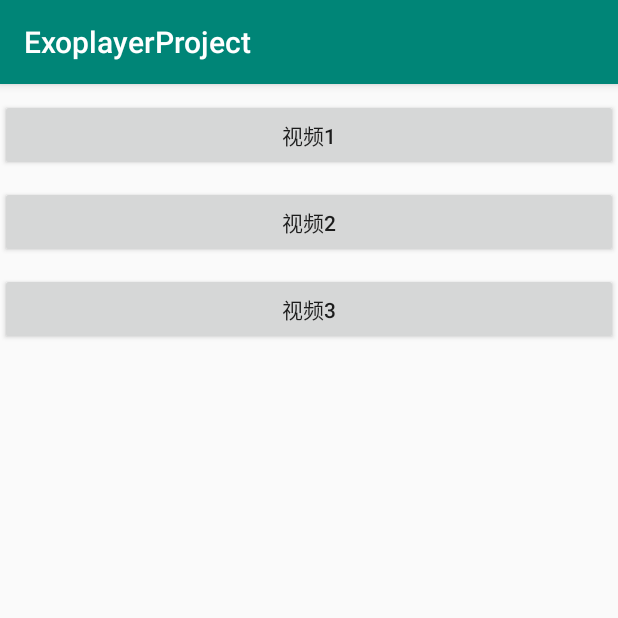
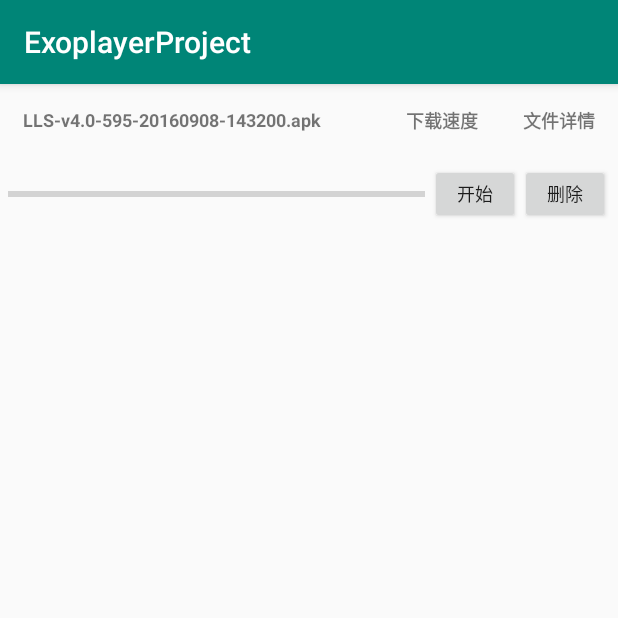
Before and after one commit to dawei1980/AndroidNettySocketIOControlExoplayer, an Android app: the screen it shows after launch (MainActivity before the commit, DownloadActivity after it), after a tap on "视频2", on a phone screen of 412 x 824 dp, the top half of it. Run offline under Robolectric (Android 15) with nearby library versions, the phone set to English and light mode, and no system bars; our stand-ins replace ButterKnife; libraries missing offline, so code that uses them is left out: com.liulishuo.filedownloader; 1 statement that could not run was skipped.

Commit message:
Change name

```diff
--- a/app/build.gradle
+++ b/app/build.gradle
@@ -41,4 +41,6 @@ dependencies {
     annotationProcessor 'com.jakewharton:butterknife-compiler:10.2.1'
 
     implementation group: 'io.socket', name: 'socket.io-client', version: '1.0.0'
+
+    implementation 'com.liulishuo.filedownloader:library:1.7.4'
 }
--- /dev/null
+++ b/app/src/main/java/com/exoplayer/demo/activity/DownloadActivity.java
@@ -0,0 +1,317 @@
+package com.exoplayer.demo.activity;
+
+import android.Manifest;
+import android.content.Context;
+import android.content.pm.PackageManager;
+import android.os.Build;
+import android.os.Bundle;
+import android.view.View;
+import android.widget.Button;
+import android.widget.ProgressBar;
+import android.widget.TextView;
+import android.widget.Toast;
+
+import androidx.annotation.Nullable;
+import androidx.appcompat.app.AppCompatActivity;
+import androidx.core.app.ActivityCompat;
+import androidx.core.content.ContextCompat;
+
+import com.exoplayer.demo.R;
+import com.liulishuo.filedownloader.BaseDownloadTask;
+import com.liulishuo.filedownloader.FileDownloadSampleListener;
+import com.liulishuo.filedownloader.FileDownloader;
+
+import java.io.File;
+import java.lang.ref.WeakReference;
+import java.util.regex.Matcher;
+import java.util.regex.Pattern;
+
+public class DownloadActivity extends AppCompatActivity implements View.OnClickListener {
+    private Context mContext;
+    private Button btnStartDownLoad, btnStopDownLoad;
+    private TextView tvDownLoadFileName, tvDownLoadSpeed, tvDownLoadDetail;
+    private ProgressBar pBar;
+
+    private String LIULISHUO_APK_URL = "http://cdn.llsapp.com/android/LLS-v4.0-595-20160908-143200.apk";
+    private String downLoadFileName;
+    private String rootPath = "/mnt/sdcard/TestDownLoadFiles";
+    private String downLoadFilePath;//下载文件的保存路径（完整路径，带有文件名）
+    private String downLoadFileDirectory;//下载文件的保存文件夹路径
+    private int downLoadId;//分配的下载进程编号
+    private boolean currentDownLoadState = false;
+
+    @Override
+    protected void onCreate(@Nullable Bundle savedInstanceState) {
+        super.onCreate(savedInstanceState);
+        setContentView(R.layout.activity_download);
+
+        //判断android版本号，弹出申请权限
+        if (Build.VERSION.SDK_INT >= Build.VERSION_CODES.M) {
+            showConfirmAppPermissions();
+        }
+
+        FileDownloader.setup(this);
+        bindViews();
+        bindData();
+
+    }
+
+    @Override
+    protected void onDestroy() {
+        super.onDestroy();
+        FileDownloader.getImpl().pause(downLoadId);
+    }
+
+    private void bindViews() {
+        mContext = DownloadActivity.this;
+        btnStartDownLoad = findViewById(R.id.SecondDownLoad_btnStartDownLoad);
+        btnStopDownLoad = findViewById(R.id.SecondDownLoad_btnStopDownLoad);
+        tvDownLoadFileName = findViewById(R.id.SecondDownLoad_tvDownLoadFileName);
+        tvDownLoadSpeed = findViewById(R.id.SecondDownLoad_tvDownLoadSpeed);
+        tvDownLoadDetail = findViewById(R.id.SecondDownLoad_tvDownLoadDetail);
+        pBar = findViewById(R.id.SecondDownLoad_pBarProgress);
+
+        btnStartDownLoad.setOnClickListener(this);
+        btnStopDownLoad.setOnClickListener(this);
+    }
+
+    private void bindData() {
+        pBar.setMax(100);
+        downLoadFileName = regGetFileNameWithoutFileFormat(LIULISHUO_APK_URL, "apk") + ".apk";
+        tvDownLoadFileName.setText(downLoadFileName);
+        downLoadFilePath = rootPath + File.separator + "1" + File.separator + downLoadFileName;
+        downLoadFileDirectory = rootPath + File.separator + "1";
+    }
+
+    @Override
+    public void onClick(View v) {
+        switch (v.getId()) {
+            case R.id.SecondDownLoad_btnStartDownLoad:{
+                if (!getFileExist(downLoadFilePath)) {
+                    currentDownLoadState = !currentDownLoadState;
+                    if (currentDownLoadState) {
+                        downLoadId = createDownloadTask(1).start();
+                        btnStartDownLoad.setText("暂停");
+                    } else {
+                        FileDownloader.getImpl().pause(downLoadId);
+                        btnStartDownLoad.setText("开始");
+                    }
+                } else {
+                    Toast.makeText(mContext, "当前文件已存在，请勿重新下载，浪费资源！", Toast.LENGTH_SHORT).show();
+                }
+                break;
+            }
+            case R.id.SecondDownLoad_btnStopDownLoad:{
+                new File(downLoadFilePath).delete();
+                Toast.makeText(mContext, "【" + downLoadFilePath + "】删除成功", Toast.LENGTH_SHORT).show();
+                break;
+            }
+        }
+    }
+
+    //判断当前文件是否存在，如存在给出提示，如不存在，开始下载
+    public boolean getFileExist(String filePath) {
+        File file = new File(filePath);
+        if (file.exists()) {
+            return true;
+        }
+        return false;
+    }
+
+    //创建下载任务
+    private BaseDownloadTask createDownloadTask(final int position) {
+        final ViewHolder tag;
+        final String url;
+        boolean isDir = false;
+        String path = "";
+
+        switch (position) {
+            case 1:
+                url = LIULISHUO_APK_URL;
+                tag = new ViewHolder(new WeakReference<>(this), pBar, tvDownLoadDetail, tvDownLoadSpeed, position);
+                path = downLoadFilePath;
+                tag.setFilenameTv(tvDownLoadFileName);
+                break;
+            default:
+                tag = null;
+                url = "";
+                break;
+        }
+
+        //创建单任务下载
+        BaseDownloadTask baseDownloadTask = FileDownloader.getImpl().create(url)
+                .setPath(path, isDir)
+                .setCallbackProgressTimes(300)
+                .setMinIntervalUpdateSpeed(400)
+                .setTag(tag)
+                .setListener(new FileDownloadSampleListener() {
+
+                    @Override
+                    protected void pending(BaseDownloadTask task, int soFarBytes, int totalBytes) {
+                        super.pending(task, soFarBytes, totalBytes);
+                        ((ViewHolder) task.getTag()).updatePending(task);
+                    }
+
+                    @Override
+                    protected void progress(BaseDownloadTask task, int soFarBytes, int totalBytes) {
+                        super.progress(task, soFarBytes, totalBytes);
+                        ((ViewHolder) task.getTag()).updateProgress(soFarBytes, totalBytes,
+                                task.getSpeed());
+                    }
+
+                    @Override
+                    protected void error(BaseDownloadTask task, Throwable e) {
+                        super.error(task, e);
+                        ((ViewHolder) task.getTag()).updateError(e, task.getSpeed());
+                    }
+
+                    @Override
+                    protected void connected(BaseDownloadTask task, String etag, boolean isContinue, int soFarBytes, int totalBytes) {
+                        super.connected(task, etag, isContinue, soFarBytes, totalBytes);
+                        ((ViewHolder) task.getTag()).updateConnected(etag, task.getFilename());
+                    }
+
+                    @Override
+                    protected void paused(BaseDownloadTask task, int soFarBytes, int totalBytes) {
+                        super.paused(task, soFarBytes, totalBytes);
+                        ((ViewHolder) task.getTag()).updatePaused(task.getSpeed());
+                    }
+
+                    @Override
+                    protected void completed(BaseDownloadTask task) {
+                        super.completed(task);
+                        ((ViewHolder) task.getTag()).updateCompleted(task);
+                    }
+
+                    @Override
+                    protected void warn(BaseDownloadTask task) {
+                        super.warn(task);
+                        ((ViewHolder) task.getTag()).updateWarn();
+                    }
+                });
+
+        return baseDownloadTask;
+    }
+
+    private class ViewHolder {
+        private ProgressBar pb;
+        private TextView detailTv;
+        private TextView speedTv;
+        private int position;
+        private TextView filenameTv;
+
+        private WeakReference<DownloadActivity> weakReferenceContext;
+        public ViewHolder(WeakReference<DownloadActivity> weakReferenceContext,
+                          final ProgressBar pb, final TextView detailTv, final TextView speedTv,
+                          final int position) {
+            this.weakReferenceContext = weakReferenceContext;
+            this.pb = pb;
+            this.detailTv = detailTv;
+            this.position = position;
+            this.speedTv = speedTv;
+        }
+
+        //设置文件名
+        public void setFilenameTv(TextView filenameTv) {
+            this.filenameTv = filenameTv;
+        }
+        //更新下载速度
+        private void updateSpeed(int speed) {
+            speedTv.setText(String.format("%dKB/s", speed));
+        }
+        //更新进度条
+        public void updateProgress(final int sofar, final int total, final int speed) {
+            if (total == -1) {
+                // chunked transfer encoding data
+                pb.setIndeterminate(true);
+            } else {
+                pb.setMax(total);
+                pb.setProgress(sofar);
+            }
+            updateSpeed(speed);
+
+            if (detailTv != null) {
+                detailTv.setText(String.format("【sofar: %dM  total: %dM】", convertFileSize(sofar), convertFileSize(total)));
+            }
+        }
+
+        public int convertFileSize(int size) {
+            size = size / 1024 / 1024;
+            return size;
+        }
+
+        //更新Pending时的UI（等待）
+        public void updatePending(BaseDownloadTask task) {
+            if (filenameTv != null) {
+                filenameTv.setText(task.getFilename());
+            }
+        }
+        //更新Pause时的UI（暂停）
+        public void updatePaused(final int speed) {
+            //toast(String.format("paused %d", position));
+            updateSpeed(speed);
+            pb.setIndeterminate(false);
+        }
+        //更新连接时的UI
+        public void updateConnected(String etag, String filename) {
+            if (filenameTv != null) {
+                filenameTv.setText(filename);
+            }
+        }
+        //更新出现警告时的UI
+        public void updateWarn() {
+            //toast(String.format("warn %d", position));
+            pb.setIndeterminate(false);
+        }
+        //更新出现错误时的UI
+        public void updateError(final Throwable ex, final int speed) {
+            //toast(String.format("error %d %s", position, ex));
+            updateSpeed(speed);
+            pb.setIndeterminate(false);
+            ex.printStackTrace();
+        }
+        //更新下载完成时的UI
+        public void updateCompleted(final BaseDownloadTask task) {
+            toast(String.format("下载完成！保存路径为：【%s】", task.getTargetFilePath()));
+            if (detailTv != null) {
+                detailTv.setText(String.format("【sofar: %dM  total: %dM】",
+                        convertFileSize(task.getSmallFileSoFarBytes()), convertFileSize(task.getSmallFileTotalBytes())));
+            }
+            updateSpeed(task.getSpeed());
+            pb.setIndeterminate(false);
+            pb.setMax(task.getSmallFileTotalBytes());
+            pb.setProgress(task.getSmallFileSoFarBytes());
+        }
+
+
+    }
+
+    public void toast(final String msg) {
+        Toast.makeText(mContext, msg, Toast.LENGTH_SHORT).show();
+    }
+
+    // 正则检测url包含指定格式并获取文件名(不带文件格式后缀)
+    public static String regGetFileNameWithoutFileFormat(String fileName, String fileFormat) {
+        Pattern pat = Pattern.compile("(.android/)(.+?)(\\.)(" + fileFormat + ")");
+        Matcher m = pat.matcher(fileName);
+        if(m.find()){
+            return m.group(2);
+        }
+        return null;
+    }
+
+    // 7.0动态申请权限
+    public void showConfirmAppPermissions() {
+        if (ContextCompat.checkSelfPermission(this,
+                Manifest.permission.WRITE_EXTERNAL_STORAGE) !=
+                PackageManager.PERMISSION_GRANTED) {
+            if (ActivityCompat.shouldShowRequestPermissionRationale(this,
+                    Manifest.permission.WRITE_EXTERNAL_STORAGE)) {
+            } else {
+                ActivityCompat.requestPermissions(this,
+                        new String[]{Manifest.permission.WRITE_EXTERNAL_STORAGE,
+                                Manifest.permission.READ_EXTERNAL_STORAGE}, 1);
+            }
+        }
+    }
+}
--- a/app/src/main/java/com/exoplayer/demo/ExoPlayerActivity.java
+++ b/app/src/main/java/com/exoplayer/demo/activity/ExoPlayerActivity.java
@@ -1,4 +1,4 @@
-package com.exoplayer.demo;
+package com.exoplayer.demo.activity;
 
 import android.net.Uri;
 import android.os.Bundle;
@@ -8,6 +8,7 @@ import android.widget.Toast;
 
 import androidx.appcompat.app.AppCompatActivity;
 
+import com.exoplayer.demo.R;
 import com.google.android.exoplayer2.ExoPlayerFactory;
 import com.google.android.exoplayer2.SimpleExoPlayer;
 import com.google.android.exoplayer2.extractor.DefaultExtractorsFactory;
--- a/app/src/main/java/com/exoplayer/demo/ExoPlayerTestActivity.java
+++ b/app/src/main/java/com/exoplayer/demo/activity/ExoPlayerTestActivity.java
@@ -1,4 +1,4 @@
-package com.exoplayer.demo;
+package com.exoplayer.demo.activity;
 
 import android.net.Uri;
 import android.os.Bundle;
@@ -6,6 +6,7 @@ import android.view.View;
 
 import androidx.appcompat.app.AppCompatActivity;
 
+import com.exoplayer.demo.R;
 import com.google.android.exoplayer2.ExoPlayerFactory;
 import com.google.android.exoplayer2.SimpleExoPlayer;
 import com.google.android.exoplayer2.extractor.DefaultExtractorsFactory;
@@ -71,8 +72,7 @@ public class ExoPlayerTestActivity extends AppCompatActivity {
         ExtractorsFactory extractorsFactory = new DefaultExtractorsFactory();
         // 传入Uri、加载数据的工厂、解析数据的工厂，就能创建出MediaSource
         Uri mp4VideoUri = Uri.parse(VIDEO_URL);
-        MediaSource videoSource = new ExtractorMediaSource(mp4VideoUri,
-                dataSourceFactory, extractorsFactory, null, null);
+        MediaSource videoSource = new ExtractorMediaSource(mp4VideoUri, dataSourceFactory, extractorsFactory, null, null);
         // Prepare
         player.prepare(videoSource);
 
--- a/app/src/main/java/com/exoplayer/demo/MainActivity.java
+++ b/app/src/main/java/com/exoplayer/demo/activity/MainActivity.java
@@ -1,10 +1,13 @@
-package com.exoplayer.demo;
+package com.exoplayer.demo.activity;
 
 import androidx.appcompat.app.AppCompatActivity;
 
 import android.content.Intent;
 import android.os.Bundle;
 import android.view.View;
+
+import com.exoplayer.demo.R;
+
 import butterknife.ButterKnife;
 import butterknife.OnClick;
 
@@ -27,6 +30,10 @@ public class MainActivity extends AppCompatActivity {
                 intent = new Intent(MainActivity.this, ExoPlayerActivity.class);
                 startActivity(intent);
                 break;
+            case R.id.video_btn_2:
+                intent = new Intent(MainActivity.this, DownloadActivity.class);
+                startActivity(intent);
+                break;
             case R.id.video_btn_3:
                 intent = new Intent(MainActivity.this, ExoPlayerTestActivity.class);
                 startActivity(intent);
--- /dev/null
+++ b/app/src/main/res/layout/activity_download.xml
@@ -0,0 +1,75 @@
+<?xml version="1.0" encoding="utf-8"?>
+<LinearLayout xmlns:android="http://schemas.android.com/apk/res/android"
+    android:layout_width="match_parent"
+    android:layout_height="match_parent"
+    android:padding="5dp"
+    android:orientation="vertical">
+    <RelativeLayout
+        android:layout_width="match_parent"
+        android:layout_height="wrap_content">
+
+        <TextView
+            android:id="@+id/SecondDownLoad_tvDownLoadFileName"
+            android:layout_width="wrap_content"
+            android:layout_height="wrap_content"
+            android:text="下载文件名称"
+            android:layout_alignParentLeft="true"
+            android:textStyle="bold"
+            android:textSize="12dp"
+            android:padding="10dp"/>
+
+        <TextView
+            android:id="@+id/SecondDownLoad_tvDownLoadSpeed"
+            android:layout_width="wrap_content"
+            android:layout_height="wrap_content"
+            android:text="下载速度"
+            android:textStyle="bold"
+            android:textSize="12dp"
+            android:layout_toLeftOf="@+id/SecondDownLoad_tvDownLoadDetail"
+            android:layout_marginRight="10dp"
+            android:padding="10dp"/>
+
+        <TextView
+            android:id="@+id/SecondDownLoad_tvDownLoadDetail"
+            android:layout_width="wrap_content"
+            android:layout_height="wrap_content"
+            android:text="文件详情"
+            android:textStyle="bold"
+            android:textSize="12dp"
+            android:layout_alignParentRight="true"
+            android:padding="10dp"/>
+
+    </RelativeLayout>
+
+    <LinearLayout
+        android:layout_marginTop="10dp"
+        android:id="@+id/SecondDownLoad_lLayoutDownLoad"
+        android:layout_width="match_parent"
+        android:layout_height="wrap_content"
+        android:orientation="horizontal">
+
+        <ProgressBar
+            android:id="@+id/SecondDownLoad_pBarProgress"
+            style="@style/Widget.AppCompat.ProgressBar.Horizontal"
+            android:layout_width="0dp"
+            android:layout_height="wrap_content"
+            android:layout_gravity="center_vertical"
+            android:layout_weight="1"/>
+
+        <Button
+            android:id="@+id/SecondDownLoad_btnStartDownLoad"
+            android:layout_width="60dp"
+            android:layout_height="40dp"
+            android:textSize="12dp"
+            android:layout_marginLeft="3dp"
+            android:text="开始"/>
+
+        <Button
+            android:id="@+id/SecondDownLoad_btnStopDownLoad"
+            android:layout_width="60dp"
+            android:layout_height="40dp"
+            android:textSize="12dp"
+            android:text="删除"/>
+
+    </LinearLayout>
+</LinearLayout>
```
Also changed, not shown: app/src/main/AndroidManifest.xml (+5 -3 lines).
